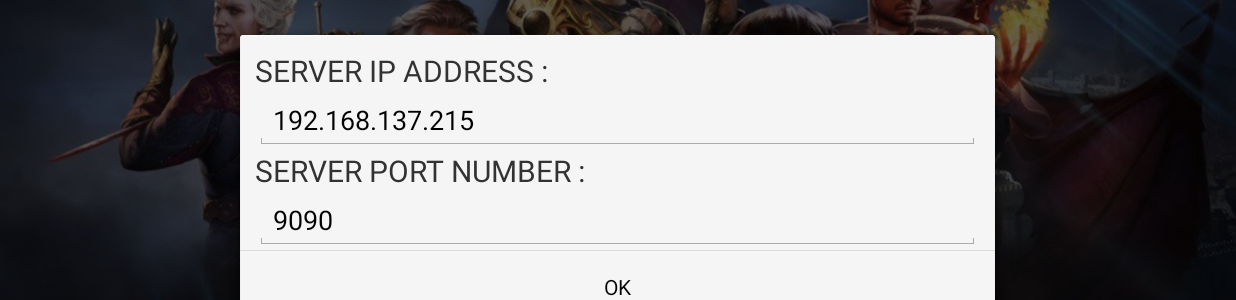
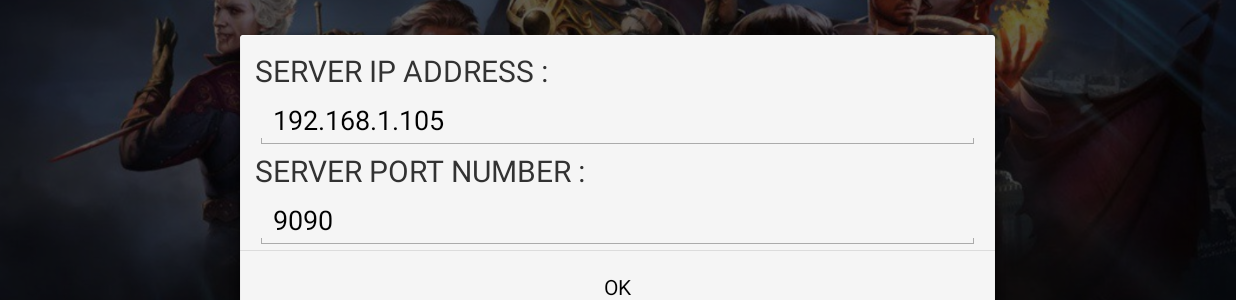
Before and after one commit to hankliou/BaldursGate, an Android app: the screen it shows after launch (MainActivity), after a tap on an icon or button, on a phone screen of 824 x 412 dp (held sideways). Shown: the part 130-430 px from the top of the screen. Run offline under Robolectric (Android 15) with nearby library versions, the phone set to English and light mode, and no system bars.

Commit message:
all func ok (maybe)

```diff
--- a/app/src/main/res/layout/activity_main.xml
+++ b/app/src/main/res/layout/activity_main.xml
@@ -57,27 +57,22 @@
         <!-- 角色們 -->
         <ImageView android:layout_width="50dp"
                    android:layout_height="50dp"
-                   android:src="@drawable/dice"
                    android:id="@+id/role1">
         </ImageView>
         <ImageView android:layout_width="50dp"
                    android:layout_height="50dp"
-                   android:src="@drawable/dice"
                    android:id="@+id/role2">
         </ImageView>
         <ImageView android:layout_width="50dp"
                    android:layout_height="50dp"
-                   android:src="@drawable/dice"
                    android:id="@+id/role3">
         </ImageView>
         <ImageView android:layout_width="50dp"
                    android:layout_height="50dp"
-                   android:src="@drawable/items"
                    android:id="@+id/role4">
         </ImageView>
         <ImageView android:layout_width="50dp"
                    android:layout_height="50dp"
-                   android:src="@drawable/items"
                    android:id="@+id/role5">
         </ImageView>
         <!-- 座標測試 可刪 -->
@@ -100,6 +95,12 @@
 
         <!-- 其他角色能力 -->
         <!-- 1 -->
+        <ImageView android:layout_width="70dp"
+                   android:layout_height="70dp"
+                   android:layout_marginLeft="40dp"
+                   android:id="@+id/onepic">
+
+        </ImageView>
         <ImageView android:layout_width="150dp"
                    android:layout_height="70dp"
                    android:src="@drawable/player_frame"
@@ -149,6 +150,13 @@
 
         </TextView>
         <!-- 2 -->
+        <ImageView android:layout_width="70dp"
+                   android:layout_height="70dp"
+                   android:layout_marginLeft="40dp"
+                   android:layout_below="@+id/onepic"
+                   android:id="@+id/twopic">
+
+        </ImageView>
         <ImageView android:layout_width="150dp"
                    android:layout_height="70dp"
                    android:src="@drawable/player_frame"
@@ -198,6 +206,13 @@
 
         </TextView>
         <!-- 3 -->
+        <ImageView android:layout_width="70dp"
+                   android:layout_height="70dp"
+                   android:layout_marginLeft="40dp"
+                   android:layout_below="@+id/twopic"
+                   android:id="@+id/threepic">
+
+        </ImageView>
         <ImageView android:layout_width="150dp"
                    android:layout_height="70dp"
                    android:src="@drawable/player_frame"
@@ -247,6 +262,13 @@
 
         </TextView>
         <!-- 4 -->
+        <ImageView android:layout_width="70dp"
+                   android:layout_height="70dp"
+                   android:layout_marginLeft="40dp"
+                   android:layout_below="@+id/threepic"
+                   android:id="@+id/fourpic">
+
+        </ImageView>
         <ImageView android:layout_width="150dp"
                    android:layout_height="70dp"
                    android:src="@drawable/player_frame"
@@ -297,6 +319,13 @@
         </TextView>
 
         <!-- 我的人物狀態列 -->
+        <ImageView android:layout_width="95dp"
+                   android:layout_height="95dp"
+                   android:layout_marginLeft="190dp"
+                   android:layout_alignParentBottom="true"
+                   android:id="@+id/myhead">
+
+        </ImageView>
         <ImageView android:layout_width="match_parent"
                    android:layout_height="110dp"
                    android:id="@+id/attributes"
@@ -406,5 +435,15 @@
                      android:layout_toRightOf="@id/joystick">
 
         </ImageButton>
+        <!-- 攻擊按鈕 -->
+        <ImageButton android:layout_width="70dp"
+                     android:layout_height="70dp"
+                     android:scaleType="centerCrop"
+                     android:layout_above="@id/attributes"
+                     android:layout_toLeftOf="@id/joystick2"
+                     android:id="@+id/atk"
+                     android:onClick="attackBtn" android:src="@drawable/sword">
+
+        </ImageButton>
     </RelativeLayout>
 </RelativeLayout>
--- a/app/src/main/res/layout/ip_and_port.xml
+++ b/app/src/main/res/layout/ip_and_port.xml
@@ -15,7 +15,7 @@
     <EditText android:layout_width="match_parent"
               android:layout_height="wrap_content"
               android:hint="192.168.137.215"
-              android:text="192.168.137.215"
+              android:text="192.168.1.105"
               android:id="@+id/IP">
 
     </EditText>
```
Also changed, not shown: app/src/main/java/com/example/baldursgate/MainActivity.java (+112 -59 lines), app/src/main/res/layout/attack_event.xml (added, +50 -0 lines), app/src/main/res/layout/back_pack.xml (+46 -44 lines), app/src/main/res/layout/event.xml (+8 -6 lines), app/src/main/res/drawable/backpack.png, app/src/main/res/drawable/sword.png (added).
